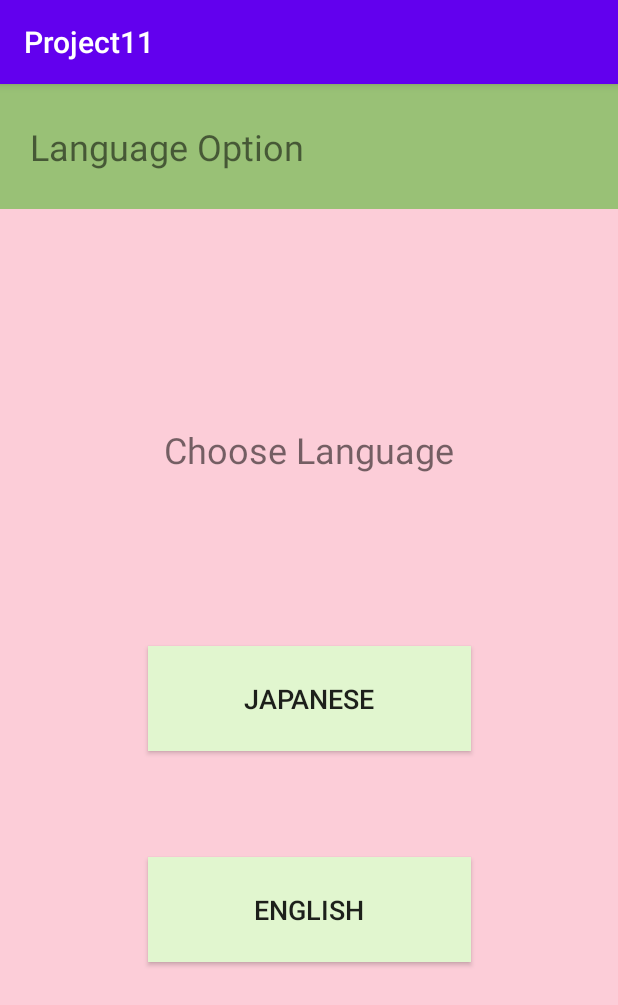
After one commit to KUASE-AndroidDev2020/Project11, an Android app: the LanguageChangeActivity screen opened directly, with no data from a screen before it, on a phone screen of 412 x 824 dp. The commit adds this screen. Shown: the top 1005 px of the screen. Run offline under Robolectric (Android 15) with nearby library versions, the phone set to English and light mode, and no system bars.

Commit message:
Add Language changing function

```diff
--- a/app/src/main/AndroidManifest.xml
+++ b/app/src/main/AndroidManifest.xml
@@ -9,10 +9,13 @@
         android:roundIcon="@mipmap/ic_launcher_round"
         android:supportsRtl="true"
         android:theme="@style/AppTheme">
+        <activity android:name=".LanguageChangeActivity"></activity>
+        <activity android:name=".UserProfileActivity" />
+        <activity android:name=".OptionActivity" />
         <activity android:name=".MainMenuActivity" />
         <activity android:name=".check_list" />
         <activity android:name=".QuizMenuActivity" />
-        <activity android:name=".news"/>
+        <activity android:name=".news" />
         <activity android:name=".SignUpActivity" />
         <activity android:name=".SharingDisasterInfo" />
         <activity android:name=".HazardMap" />
--- /dev/null
+++ b/app/src/main/java/com/example/project11/LanguageChangeActivity.java
@@ -0,0 +1,14 @@
+package com.example.project11;
+
+import androidx.appcompat.app.AppCompatActivity;
+
+import android.os.Bundle;
+
+public class LanguageChangeActivity extends AppCompatActivity {
+
+    @Override
+    protected void onCreate(Bundle savedInstanceState) {
+        super.onCreate(savedInstanceState);
+        setContentView(R.layout.activity_language_change);
+    }
+}
--- a/app/src/main/java/com/example/project11/MainMenuActivity.java
+++ b/app/src/main/java/com/example/project11/MainMenuActivity.java
@@ -38,4 +38,9 @@ public class MainMenuActivity extends AppCompatActivity {
         Intent toNews = new Intent(this, news.class);
         startActivity(toNews);
     }
+
+    public void goToOptionActivity(View view) {
+        Intent toOption = new Intent(this, OptionActivity.class);
+        startActivity(toOption);
+    }
 }
--- /dev/null
+++ b/app/src/main/res/layout/activity_language_change.xml
@@ -0,0 +1,71 @@
+<?xml version="1.0" encoding="utf-8"?>
+<androidx.constraintlayout.widget.ConstraintLayout xmlns:android="http://schemas.android.com/apk/res/android"
+    xmlns:app="http://schemas.android.com/apk/res-auto"
+    xmlns:tools="http://schemas.android.com/tools"
+    android:layout_width="match_parent"
+    android:layout_height="match_parent"
+    android:background="#FCCDD8"
+    tools:context=".LanguageChangeActivity">
+
+    <TextView
+        android:id="@+id/textView20"
+        android:layout_width="267dp"
+        android:layout_height="51dp"
+        android:gravity="center"
+        android:text="Choose Language"
+        android:textSize="24sp"
+        app:layout_constraintBottom_toBottomOf="parent"
+        app:layout_constraintEnd_toEndOf="parent"
+        app:layout_constraintStart_toStartOf="parent"
+        app:layout_constraintTop_toTopOf="parent"
+        app:layout_constraintVertical_bias="0.304" />
+
+    <View
+        android:id="@+id/view7"
+        android:layout_width="413dp"
+        android:layout_height="83dp"
+        android:background="#99C176"
+        app:layout_constraintBottom_toBottomOf="parent"
+        app:layout_constraintEnd_toEndOf="parent"
+        app:layout_constraintStart_toStartOf="parent"
+        app:layout_constraintTop_toTopOf="parent"
+        app:layout_constraintVertical_bias="0.0" />
+
+    <TextView
+        android:id="@+id/textView21"
+        android:layout_width="wrap_content"
+        android:layout_height="wrap_content"
+        android:text="Language Option"
+        android:textSize="24sp"
+        app:layout_constraintBottom_toBottomOf="@+id/view7"
+        app:layout_constraintEnd_toEndOf="@+id/view7"
+        app:layout_constraintHorizontal_bias="0.087"
+        app:layout_constraintStart_toStartOf="parent"
+        app:layout_constraintTop_toTopOf="@+id/view7" />
+
+    <Button
+        android:id="@+id/button9"
+        android:layout_width="215dp"
+        android:layout_height="70dp"
+        android:background="#E1F6CF"
+        android:text="Japanese"
+        android:textSize="18sp"
+        app:layout_constraintBottom_toBottomOf="parent"
+        app:layout_constraintEnd_toEndOf="parent"
+        app:layout_constraintStart_toStartOf="parent"
+        app:layout_constraintTop_toTopOf="parent"
+        app:layout_constraintVertical_bias="0.537" />
+
+    <Button
+        android:id="@+id/button10"
+        android:layout_width="215dp"
+        android:layout_height="70dp"
+        android:background="#E1F6CF"
+        android:text="English"
+        android:textSize="18sp"
+        app:layout_constraintBottom_toBottomOf="parent"
+        app:layout_constraintEnd_toEndOf="parent"
+        app:layout_constraintStart_toStartOf="parent"
+        app:layout_constraintTop_toTopOf="parent"
+        app:layout_constraintVertical_bias="0.738" />
+</androidx.constraintlayout.widget.ConstraintLayout>
--- a/app/src/main/res/layout/activity_main_menu.xml
+++ b/app/src/main/res/layout/activity_main_menu.xml
@@ -173,6 +173,7 @@
         android:background="#FDBACA"
         android:text="User"
         android:textSize="24sp"
+        android:onClick="goToOptionActivity"
         app:layout_constraintBottom_toBottomOf="parent"
         app:layout_constraintEnd_toEndOf="parent"
         app:layout_constraintHorizontal_bias="0.052"
--- a/build.gradle
+++ b/build.gradle
@@ -5,7 +5,7 @@ buildscript {
         jcenter()
     }
     dependencies {
-        classpath 'com.android.tools.build:gradle:4.0.0'
+        classpath 'com.android.tools.build:gradle:4.0.1'
 
         // NOTE: Do not place your application dependencies here; they belong
         // in the individual module build.gradle files
```
Also changed, not shown: app/src/main/java/com/example/project11/OptionActivity.java (added, +23 -0 lines), app/src/main/java/com/example/project11/UserProfileActivity.java (added, +14 -0 lines), app/src/main/res/drawable/flame_style1.xml (added, +7 -0 lines), app/src/main/res/layout/activity_check_list.xml (+118 -92 lines), app/src/main/res/layout/activity_news.xml (+33 -5 lines), app/src/main/res/layout/activity_option.xml (added, +63 -0 lines), app/src/main/res/layout/activity_user_profile.xml (added, +9 -0 lines).
